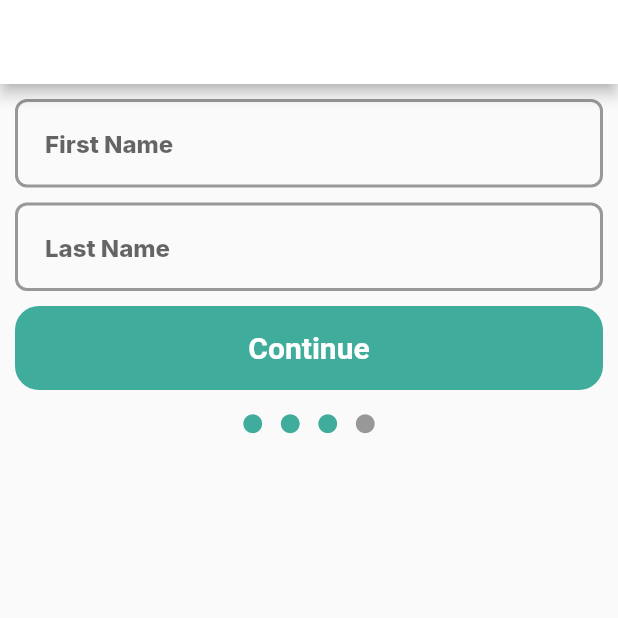
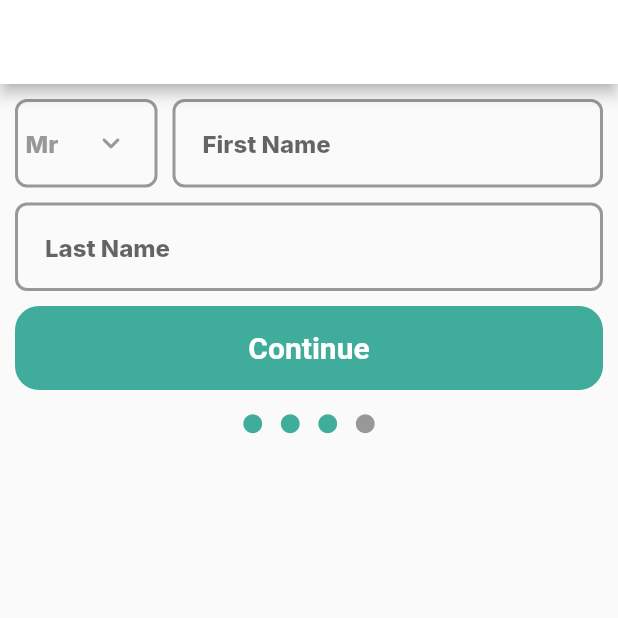
Before and after one commit to isif00/HACK-ODD, a Flutter app: the screen it shows after launch, on a phone screen of 412 x 824 dp, the top half of it. Run offline on Flutter 3.47's test engine with Material 2 defaults, Android fonts, the phone set to English and light mode, and no system bars; our stand-ins replace gap, get, google_fonts.

Commit message:
feat: add the Pronouns DropDown widget

```diff
--- a/lib/screens/intro_screen.dart
+++ b/lib/screens/intro_screen.dart
@@ -1,6 +1,7 @@
 import 'package:flutter/material.dart';
 import 'package:flutter/widgets.dart';
 import 'package:gap/gap.dart';
+import 'package:hack_odd/widgets/pronouns_dropdown.dart';
 import 'package:hack_odd/widgets/text_input.dart';
 import 'package:hack_odd/widgets/main_button.dart';
 
@@ -25,7 +26,13 @@ class _IntroScreenState extends State<IntroScreen> {
         child: const Column(
           children: [
             // First Name
-            TextInput(hintText: 'First Name'),
+            Row(
+              children: [
+                PronounsDropDown(),
+                Gap(10),
+                Expanded(child: TextInput(hintText: 'First Name')),
+              ],
+            ),
             Gap(10),
             // Last Name
             TextInput(hintText: 'Last Name'),
@@ -34,7 +41,8 @@ class _IntroScreenState extends State<IntroScreen> {
             MainButton(buttonText: 'Continue'),
             Gap(10),
             // Stepper
-            Steps(currentStep: 3, totalSteps: 4)
+            Steps(currentStep: 3, totalSteps: 4),
+            Gap(10),
           ],
         ),
       ),
--- a/lib/widgets/main_button.dart
+++ b/lib/widgets/main_button.dart
@@ -1,4 +1,5 @@
 import 'package:flutter/material.dart';
+import 'package:hack_odd/utils/app_layout.dart';
 import 'package:hack_odd/utils/app_style.dart';
 
 class MainButton extends StatelessWidget {
@@ -8,7 +9,7 @@ class MainButton extends StatelessWidget {
   @override
   Widget build(BuildContext context) {
     return SizedBox(
-      height: 56,
+      height: AppLayout.getHeight(56),
       width: double.infinity,
       child: ElevatedButton(
         onPressed: () {},
--- /dev/null
+++ b/lib/widgets/pronouns_dropdown.dart
@@ -0,0 +1,79 @@
+import 'package:flutter/material.dart';
+import 'package:hack_odd/utils/app_layout.dart';
+import 'package:hack_odd/utils/app_style.dart';
+
+class PronounsDropDown extends StatefulWidget {
+  const PronounsDropDown({super.key});
+
+  @override
+  State<PronounsDropDown> createState() => _PronounsDropDownState();
+}
+
+class _PronounsDropDownState extends State<PronounsDropDown> {
+  List<String> options = <String>[
+    'Mr.',
+    'Mrs.',
+  ];
+  String dropdownValue = 'Mr';
+
+  @override
+  Widget build(BuildContext context) {
+    return Container(
+      width: 95,
+      padding: EdgeInsets.symmetric(
+        vertical: AppLayout.getHeight(3.5),
+        horizontal: AppLayout.getWidth(5.0),
+      ),
+      decoration: BoxDecoration(
+        borderRadius: BorderRadius.circular(8.0),
+        border: Border.all(
+          color: Styles.disabledColor, // Set the border color to red.
+          width: 2.0, // Set the border width as desired.
+        ),
+      ),
+      child: Row(
+        mainAxisAlignment: MainAxisAlignment.spaceBetween,
+        children: [
+          Text(
+            dropdownValue,
+            style: Styles.headLineSmall.copyWith(
+                fontWeight: FontWeight.w800, color: Styles.disabledColor),
+          ),
+          IconButton(
+            icon: Icon(
+              Icons.keyboard_arrow_down_rounded,
+              color: Styles.disabledColor,
+            ),
+            onPressed: () {
+              // You can open your custom dropdown here.
+              _showCustomDropdown();
+            },
+          ),
+        ],
+      ),
+    );
+  }
+
+  // Function to show your custom dropdown.
+  void _showCustomDropdown() {
+    showModalBottomSheet(
+      context: context,
+      builder: (context) {
+        return Column(
+          mainAxisSize: MainAxisSize.min,
+          children: options.map((String value) {
+            return ListTile(
+              title: Text(value),
+              onTap: () {
+                setState(() {
+                  dropdownValue = value;
+                });
+                Navigator.pop(context); // Close the custom dropdown.
+              },
+            );
+          }).toList(),
+        );
+      },
+    );
+  }
+}
--- a/lib/widgets/steps.dart
+++ b/lib/widgets/steps.dart
@@ -1,5 +1,5 @@
 import 'package:flutter/material.dart';
-import 'package:gap/gap.dart';
+import 'package:hack_odd/utils/app_layout.dart';
 import 'package:hack_odd/utils/app_style.dart';
 
 class Steps extends StatelessWidget {
@@ -15,22 +15,22 @@ class Steps extends StatelessWidget {
       if (i >= currentStep) {
         iconButtonWidgets.add(
           Container(
-            margin: const EdgeInsets.all(5),
+            margin: EdgeInsets.all(AppLayout.getHeight(5)),
             child: Icon(
               Icons.circle_rounded,
               color: Styles.disabledColor,
-              size: 15,
+              size: AppLayout.getHeight(15),
             ),
           ),
         );
       } else {
         iconButtonWidgets.add(
           Container(
-            margin: const EdgeInsets.all(5),
+            margin: EdgeInsets.all(AppLayout.getHeight(5)),
             child: Icon(
               Icons.circle_rounded,
               color: Styles.primaryColor,
-              size: 15,
+              size: AppLayout.getHeight(15),
             ),
           ),
           // Customize the icon as needed
--- a/lib/widgets/text_input.dart
+++ b/lib/widgets/text_input.dart
@@ -21,10 +21,12 @@ class _TextInputState extends State<TextInput> {
           horizontal: AppLayout.getWidth(20.0),
         ),
         focusedBorder: OutlineInputBorder(
-            borderSide: BorderSide(color: Styles.titleColor, width: 2.5),
+            borderSide: BorderSide(
+                color: Styles.titleColor, width: AppLayout.getHeight(2.5)),
             borderRadius: BorderRadius.circular(8.0)),
         enabledBorder: OutlineInputBorder(
-            borderSide: BorderSide(color: Styles.disabledColor, width: 2.0),
+            borderSide: BorderSide(
+                color: Styles.disabledColor, width: AppLayout.getHeight(2.0)),
             borderRadius: BorderRadius.circular(8.0)),
         hintText: widget.hintText,
       ),
```
